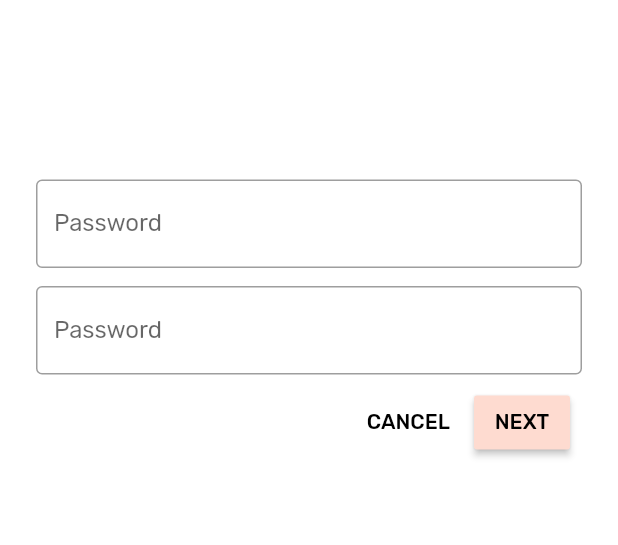
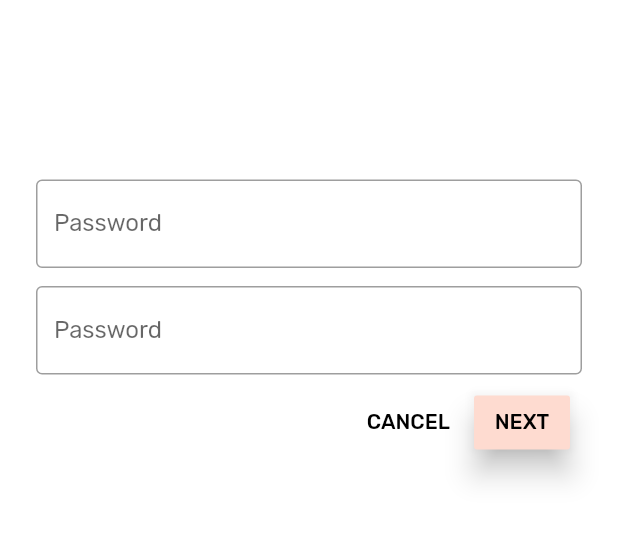
Before and after one commit to cerodriguez46/mdc_100_series, a Flutter app: the screen it shows after launch, on a phone screen of 412 x 824 dp, the part 221-766 px from its top. Run offline on Flutter 3.47's test engine with Material 2 defaults, Android fonts, the phone set to English and light mode, and no system bars.

Commit message:
UPDATE: • Raised elevation of the next button

```diff
--- a/lib/home.dart
+++ b/lib/home.dart
@@ -39,6 +39,7 @@ class HomePage extends StatelessWidget {
       return Card(
         clipBehavior: Clip.antiAlias,
         // TODO: Adjust card heights (103)
+        elevation: 0.0,
         child: Column(
           // TODO: Center items on the card (103)
           crossAxisAlignment: CrossAxisAlignment.center,
--- a/lib/login.dart
+++ b/lib/login.dart
@@ -97,6 +97,7 @@ class _LoginPageState extends State<LoginPage> {
                 //This creates a raised button with text Next
                 RaisedButton(
                   child: Text('NEXT'),
+                  elevation: 8.0,
                   onPressed: () {
                     // TODO: Show the next page (101)
                     //Navigator manages moving through the stack, pop removes it form the stack
```
